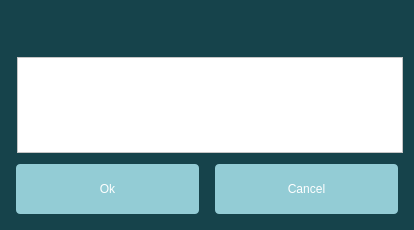
Before: the Qt Designer form interface/ui/inputwindow.ui in RunheZH/SCAPES, drawn with Qt 5.
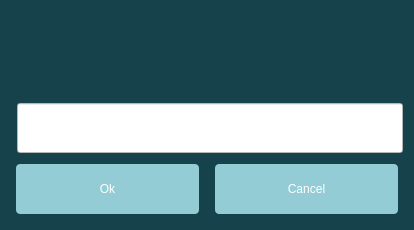
After: the same form once the commit is applied.

Commit message: input window can pop up correctly and wait for user input now

```diff
--- a/interface/ui/inputwindow.ui
+++ b/interface/ui/inputwindow.ui
@@ -21,11 +21,26 @@
    <item row="1" column="1">
     <layout class="QHBoxLayout" name="horizontalLayout">
      <item>
-      <widget class="QTextEdit" name="textEdit">
+      <widget class="QLineEdit" name="lineEdit">
+       <property name="minimumSize">
+        <size>
+         <width>0</width>
+         <height>50</height>
+        </size>
+       </property>
+       <property name="font">
+        <font>
+         <family>DejaVu Sans</family>
+         <pointsize>18</pointsize>
+        </font>
+       </property>
        <property name="styleSheet">
         <string notr="true">background-color: rgb(255, 255, 255);
 color: rgb(0, 0, 0);</string>
        </property>
+       <property name="text">
+        <string/>
+       </property>
       </widget>
      </item>
     </layout>
```
The commit also changes 5 other files.
